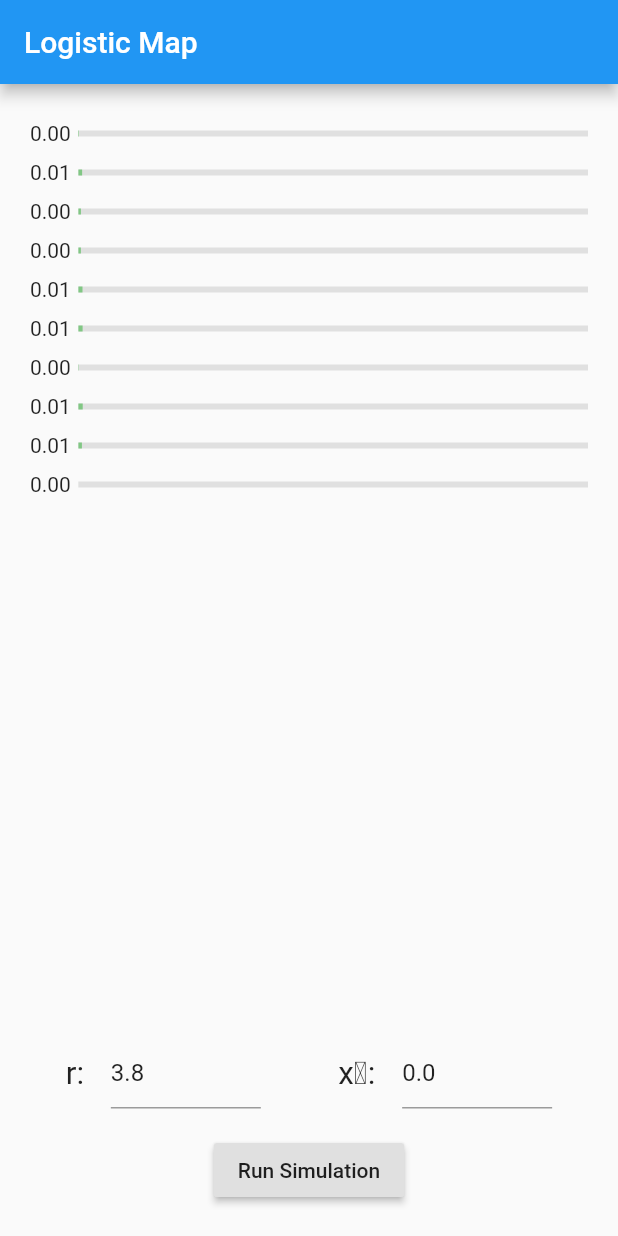
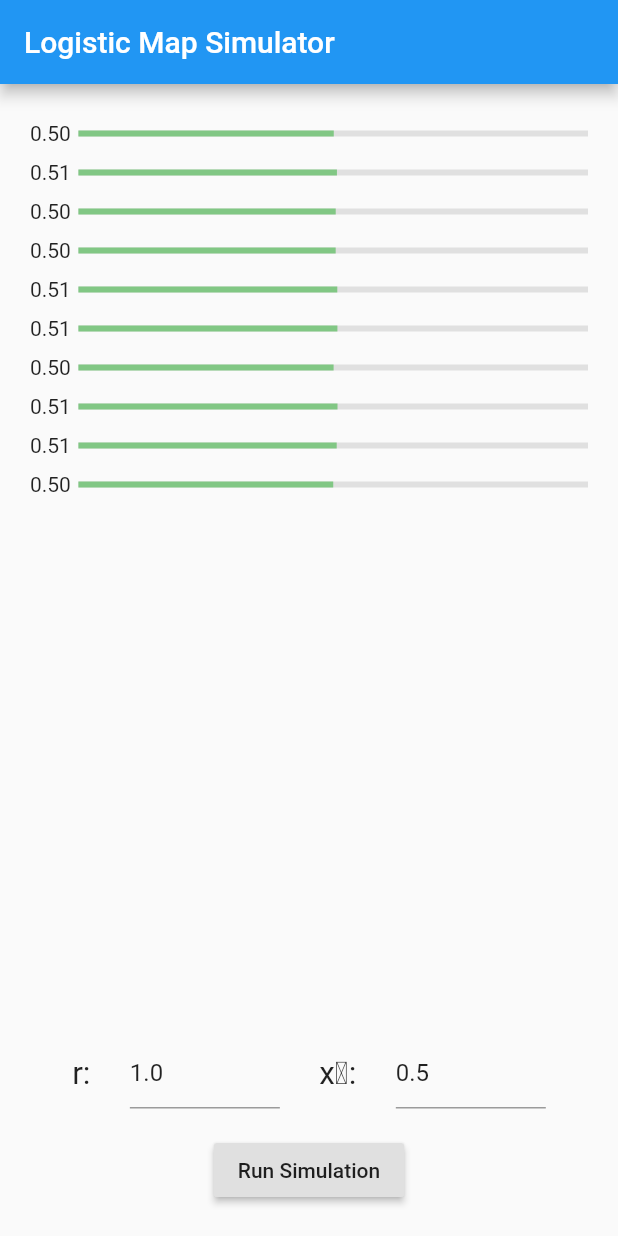
Before and after one commit to JHu2018/jhacks2020, a Flutter app: the screen it shows after launch, on a phone screen of 412 x 824 dp. Run offline on Flutter 3.47's test engine with Material 2 defaults, Android fonts, the phone set to English and light mode, and no system bars.

Commit message:
Fix out of bounds bug

```diff
--- a/lib/main.dart
+++ b/lib/main.dart
@@ -8,10 +8,10 @@ class MyApp extends StatelessWidget {
   @override
   Widget build(BuildContext context) {
     return MaterialApp(
-        title: 'Logistic Map',
+        title: 'Logistic Map Simulator',
         home: Scaffold(
           appBar: AppBar(
-            title: const Text('Logistic Map'),
+            title: const Text('Logistic Map Simulator'),
           ),
           body: Center(
             child: PopulationSimulation(),
--- a/lib/population.dart
+++ b/lib/population.dart
@@ -13,8 +13,8 @@ class PopulationSimulation extends StatefulWidget {
 /// Population simulator
 class _PopulationSimulationState extends State<PopulationSimulation> {
   final List<List<double>> _progressLog = <List<double>>[[]];
-  double _r = 3.8;
-  double _x0 = 0.0;
+  double _r = 1.0;
+  double _x0 = 0.5;
   bool _isRunning = false;
   int _currIdx = 0;
   final int _iterations = 20;
@@ -22,7 +22,7 @@ class _PopulationSimulationState extends State<PopulationSimulation> {
 
   void initState() {
     super.initState();
-    buildStartProgress(0);
+    buildStartProgress(_x0);
   }
 
   void buildStartProgress(x) {
@@ -30,7 +30,8 @@ class _PopulationSimulationState extends State<PopulationSimulation> {
     final List<double> currProgress = <double>[];
 
     for (var i = 0; i < 10; i++) {
-      currProgress.add(x + gen.nextDouble() * 0.01);
+      final v = x + gen.nextDouble() * 0.01;
+      currProgress.add(max(0, min(1, v)));
     }
 
     _progressLog.clear();
@@ -99,7 +100,10 @@ class _PopulationSimulationState extends State<PopulationSimulation> {
             child: Row(
               mainAxisAlignment: MainAxisAlignment.spaceAround,
               children: <Widget>[
-              Text("r:", style: DefaultTextStyle.of(context).style.apply(fontSizeFactor: 1.5)),
+                Text("r:",
+                    style: DefaultTextStyle.of(context)
+                        .style
+                        .apply(fontSizeFactor: 1.5)),
                 Container(
                   constraints: BoxConstraints(
                     maxWidth: 100.0,
@@ -111,14 +115,16 @@ class _PopulationSimulationState extends State<PopulationSimulation> {
                     controller: TextEditingController(text: '$_r'),
                     onSubmitted: (String value) {
                       final v = double.tryParse(value);
-                    if (v != null && v <= 4 && v >= 0){
+                      if (v != null && v <= 4 && v >= 0) {
                         _r = double.tryParse(value);
                       }
                     },
                   ),
                 ),
-              VerticalDivider(color: Color(0xFFD3D3D3), thickness: 5,),
-              Text("x\u2080:", style: DefaultTextStyle.of(context).style.apply(fontSizeFactor: 1.5)),
+                Text("x\u2080:",
+                    style: DefaultTextStyle.of(context)
+                        .style
+                        .apply(fontSizeFactor: 1.5)),
                 Container(
                   constraints: BoxConstraints(
                     maxWidth: 100.0,
@@ -130,7 +136,7 @@ class _PopulationSimulationState extends State<PopulationSimulation> {
                     controller: TextEditingController(text: '$_x0'),
                     onSubmitted: (String value) {
                       final v = double.tryParse(value);
-                    if (v != null && v <= 1 && v >= 0){
+                      if (v != null && v <= 1 && v >= 0) {
                         _x0 = double.tryParse(value);
                       }
                     },
@@ -174,12 +180,10 @@ class _PopulationBars extends StatelessWidget {
 
   @override
   Widget build(BuildContext context) {
-
     return Expanded(
       child: ListView.builder(
         itemCount: this._progress.length,
         itemBuilder: (context, i) {
-
           final formatter = NumberFormat('0.00');
 
           return Container(
@@ -206,8 +210,3 @@ class _PopulationBars extends StatelessWidget {
     );
   }
 }
-
-class PopulationControl extends StatelessWidget {
-  @override
-  Widget build(BuildContext context) {}
-}
```
Lines whose indentation alone changed are shown as unchanged.
